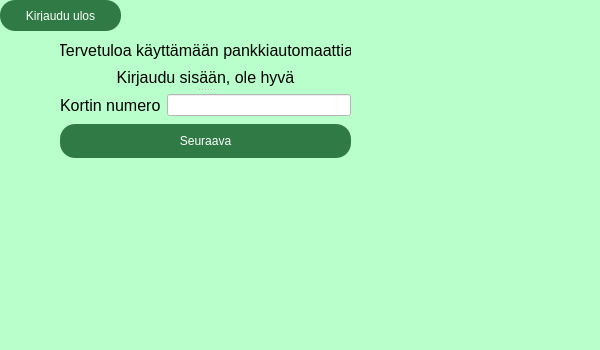
The window that frontend/mainwindow.ui (22kmo-project/group_5) describes before a commit, drawn with Qt 5.
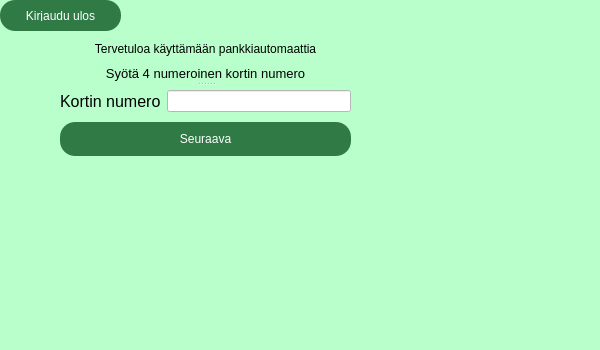
The same window after the commit. The open tabs and pages were chosen to show the change. Icons and pictures are not drawn.

Patch:
```diff
--- a/frontend/mainwindow.ui
+++ b/frontend/mainwindow.ui
@@ -106,7 +106,7 @@
          <widget class="QLabel" name="label_5">
           <property name="font">
            <font>
-            <pointsize>12</pointsize>
+            <pointsize>9</pointsize>
            </font>
           </property>
           <property name="text">
@@ -121,11 +121,11 @@
          <widget class="QLabel" name="label">
           <property name="font">
            <font>
-            <pointsize>12</pointsize>
+            <pointsize>10</pointsize>
            </font>
           </property>
           <property name="text">
-           <string>Kirjaudu sisään, ole hyvä</string>
+           <string>Syötä 4 numeroinen kortin numero</string>
           </property>
           <property name="alignment">
            <set>Qt::AlignCenter</set>
```
Left out of the diff: 2 changed lines with no effect on the pictures.
